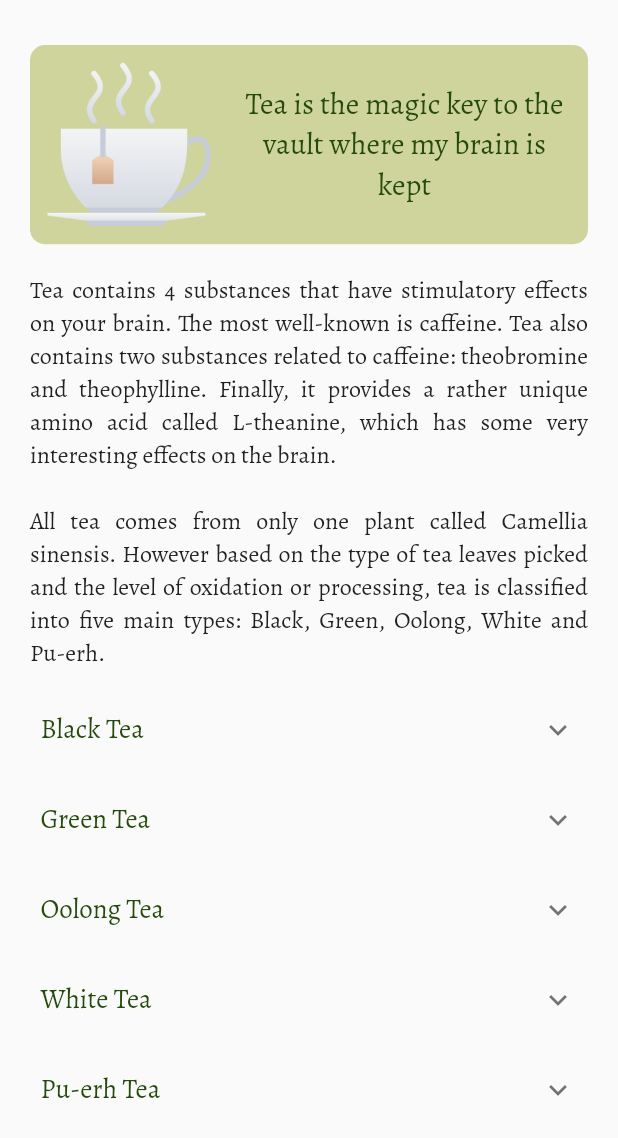
After one commit to ashna111/all-about-tea, a Flutter app: the InformationPage screen opened directly, on a phone screen of 412 x 824 dp. The commit adds this screen. Shown: the top 1138 px of the screen. Run offline on Flutter 3.47's test engine with Material 2 defaults, Android fonts, the light colour scheme and no system bars; drawn by our look-alikes of expandable; our stand-ins replace intro_slider.

Commit message:
information screen

```diff
--- a/lib/screens/home_screen.dart
+++ b/lib/screens/home_screen.dart
@@ -1,4 +1,5 @@
 import 'package:flutter/material.dart';
+import 'info_screen.dart';
 
 class HomePage extends StatelessWidget {
   @override
@@ -10,7 +11,11 @@ class HomePage extends StatelessWidget {
           color: Colors.white,
         ),
         backgroundColor: Color(0xff3E3407),
-        onPressed: null,
+        tooltip: "Facts",
+        onPressed: () {
+          Navigator.push(context,
+              MaterialPageRoute(builder: (context) => InformationPage()));
+        },
       ),
     );
   }
--- /dev/null
+++ b/lib/screens/info_screen.dart
@@ -0,0 +1,202 @@
+import 'package:flutter/material.dart';
+import 'package:expandable/expandable.dart';
+
+const kexpandedTextStyle = TextStyle(
+  fontSize: 18.0,
+  fontFamily: 'Alegreya',
+  color: Color(0xff254A0C),
+);
+
+const kexpandedInnerTextStyle = TextStyle(
+  fontSize: 16.0,
+  fontFamily: 'Alegreya',
+  color: Color(0xff212121),
+);
+
+class InformationPage extends StatelessWidget {
+  @override
+  Widget build(BuildContext context) {
+    return Scaffold(
+      body: SafeArea(
+        child: Container(
+          padding:
+              EdgeInsets.only(top: 30.0, left: 20.0, right: 20.0, bottom: 20.0),
+          child: ListView(
+            children: <Widget>[
+              Column(
+                crossAxisAlignment: CrossAxisAlignment.stretch,
+                children: <Widget>[
+                  Container(
+                    padding: EdgeInsets.all(10.0),
+                    decoration: BoxDecoration(
+                      borderRadius: BorderRadius.circular(10.0),
+                      color: Color(0xffA3AF3F).withOpacity(0.5),
+                    ),
+                    child: Row(
+                      crossAxisAlignment: CrossAxisAlignment.center,
+                      children: <Widget>[
+                        Expanded(
+                          flex: 1,
+                          child: Image(
+                            image: AssetImage('images/tea.png'),
+                          ),
+                        ),
+                        SizedBox(
+                          width: 15.0,
+                        ),
+                        Expanded(
+                          flex: 2,
+                          child: Text(
+                            'Tea is the magic key to the vault where my brain is kept',
+                            textAlign: TextAlign.center,
+                            style: TextStyle(
+                              fontSize: 20.0,
+                              color: Color(0xff254A0C),
+                              fontFamily: 'Alegreya',
+                            ),
+                          ),
+                        ),
+                      ],
+                    ),
+                  ),
+                  SizedBox(
+                    height: 20.0,
+                  ),
+                  Text(
+                    "Tea contains 4 substances that have stimulatory effects on your brain. The most well-known is caffeine. Tea also contains two substances related to caffeine: theobromine and theophylline. Finally, it provides a rather unique amino acid called L-theanine, which has some very interesting effects on the brain.\n\nAll tea comes from only one plant called Camellia sinensis. However based on the type of tea leaves picked and the level of oxidation or processing, tea is classified into five main types: Black, Green, Oolong, White and Pu-erh.",
+                    style: TextStyle(
+                      fontFamily: 'Alegreya',
+                      fontSize: 16.0,
+                      color: Color(0xff212121),
+                    ),
+                    textAlign: TextAlign.justify,
+                  ),
+                  SizedBox(
+                    height: 20.0,
+                  ),
+                  ExpandablePanel(
+                    header: Padding(
+                      padding: EdgeInsets.all(7.0),
+                      child: Text(
+                        "Black Tea",
+                        style: kexpandedTextStyle,
+                      ),
+                    ),
+                    expanded: Padding(
+                      padding: EdgeInsets.all(7.0),
+                      child: Text(
+                        "Black tea is the most common type of tea accounting for upto 85% of total tea consumption in the western world. Black tea is fully oxidised and has darker appearance, stronger flavour and higher caffeine content compared to other teas. The caffeine content in black tea is still around half the level of coffee. Often black teas can be consumed with sugar, milk or lemon and offer some of the same health benefits as other teas",
+                        softWrap: true,
+                        style: kexpandedInnerTextStyle,
+                      ),
+                    ),
+                    tapHeaderToExpand: true,
+                    hasIcon: true,
+                    iconPlacement: ExpandablePanelIconPlacement.right,
+                    iconColor: Color(0xff254A0C),
+                  ),
+                  SizedBox(
+                    height: 20.0,
+                  ),
+                  ExpandablePanel(
+                    header: Padding(
+                      padding: EdgeInsets.all(7.0),
+                      child: Text(
+                        "Green Tea",
+                        style: kexpandedTextStyle,
+                      ),
+                    ),
+                    expanded: Padding(
+                      padding: EdgeInsets.all(7.0),
+                      child: Text(
+                        "Green tea is 'unoxidised' tea. The leaves are heated soon after picking in order to destroy the enzymes that cause oxidation. This type of processing preserves a high level of antioxidants, vitamins and minerals accounting for the various health benefits of green tea. The infusion is pale greenish yellow in colour and tastes light and grassy. It is best consumed without any additives, although some people may prefer to add lemon or a sweetener but not milk.",
+                        softWrap: true,
+                        style: kexpandedInnerTextStyle,
+                      ),
+                    ),
+                    tapHeaderToExpand: true,
+                    hasIcon: true,
+                    iconPlacement: ExpandablePanelIconPlacement.right,
+                    iconColor: Color(0xff254A0C),
+                  ),
+                  SizedBox(
+                    height: 20.0,
+                  ),
+                  ExpandablePanel(
+                    header: Padding(
+                      padding: EdgeInsets.all(7.0),
+                      child: Text(
+                        "Oolong Tea",
+                        style: kexpandedTextStyle,
+                      ),
+                    ),
+                    expanded: Padding(
+                      padding: EdgeInsets.all(7.0),
+                      child: Text(
+                        "Oolong tea is semi-oxidized, so the leaf is allowed to sit for maybe 2-4 hours, before being heated up to halt oxidization. The amount of oxidation affects the flavour and appearance of the tea. Longer oxidization results in a darker oolong which is more similar in taste to a black tea, while shorter oxidization makes it more similar in nature to green tea. When steeped, Oolong tea produces golden or light brown tea with a very delicate flavour resembling neither black nor green tea.",
+                        softWrap: true,
+                        style: kexpandedInnerTextStyle,
+                      ),
+                    ),
+                    tapHeaderToExpand: true,
+                    hasIcon: true,
+                    iconPlacement: ExpandablePanelIconPlacement.right,
+                    iconColor: Color(0xff254A0C),
+                  ),
+                  SizedBox(
+                    height: 20.0,
+                  ),
+                  ExpandablePanel(
+                    header: Padding(
+                      padding: EdgeInsets.all(7.0),
+                      child: Text(
+                        "White Tea",
+                        style: kexpandedTextStyle,
+                      ),
+                    ),
+                    expanded: Padding(
+                      padding: EdgeInsets.all(7.0),
+                      child: Text(
+                        "White tea is the least processed of all teas. Only the unopened buds and young leaves covered in silver fuzz are used, and they are merely withered and dried. White tea produces a very light coloured infusion with mild flavour. Its caffeine content is even lower than that of green tea and is considered to have a very high level of antioxidants. White tea is best consumed without any additives at all.",
+                        softWrap: true,
+                        style: kexpandedInnerTextStyle,
+                      ),
+                    ),
+                    tapHeaderToExpand: true,
+                    hasIcon: true,
+                    iconPlacement: ExpandablePanelIconPlacement.right,
+                    iconColor: Color(0xff254A0C),
+                  ),
+                  SizedBox(
+                    height: 20.0,
+                  ),
+                  ExpandablePanel(
+                    header: Padding(
+                      padding: EdgeInsets.all(7.0),
+                      child: Text(
+                        "Pu-erh Tea",
+                        style: kexpandedTextStyle,
+                      ),
+                    ),
+                    expanded: Padding(
+                      padding: EdgeInsets.all(7.0),
+                      child: Text(
+                        "Pu-erh tea is a special type of tea that comes from the Yunan province of China and is known for its earthy flavour. It is made out of tea plucked from wild tea trees rather than cultivated bushes and the leaves go through microbial fermentation by pressing the raw leaves together and then storing them for maturity. Pu-erh tea can be either black or green depending on the level of oxidation allowed in the process. Although we don't stock any Pu-erh tea on its own, our Coffee Truffle tea has Pu-erh tea as the base onto which we have added coffee beans and cocoa pieces to give it a rich coffee chocolate flavour.",
+                        softWrap: true,
+                        style: kexpandedInnerTextStyle,
+                      ),
+                    ),
+                    tapHeaderToExpand: true,
+                    hasIcon: true,
+                    iconPlacement: ExpandablePanelIconPlacement.right,
+                    iconColor: Color(0xff254A0C),
+                  ),
+                ],
+              ),
+            ],
+          ),
+        ),
+      ),
+    );
+  }
+}
--- a/pubspec.yaml
+++ b/pubspec.yaml
@@ -29,6 +29,7 @@ dependencies:
   # Use with the CupertinoIcons class for iOS style icons.
   cupertino_icons: ^0.1.3
   intro_slider: ^2.3.1
+  expandable: ^4.1.4
 
 dev_dependencies:
   flutter_test:
```
Also changed, not shown: images/tea.png (added), pubspec.lock.
